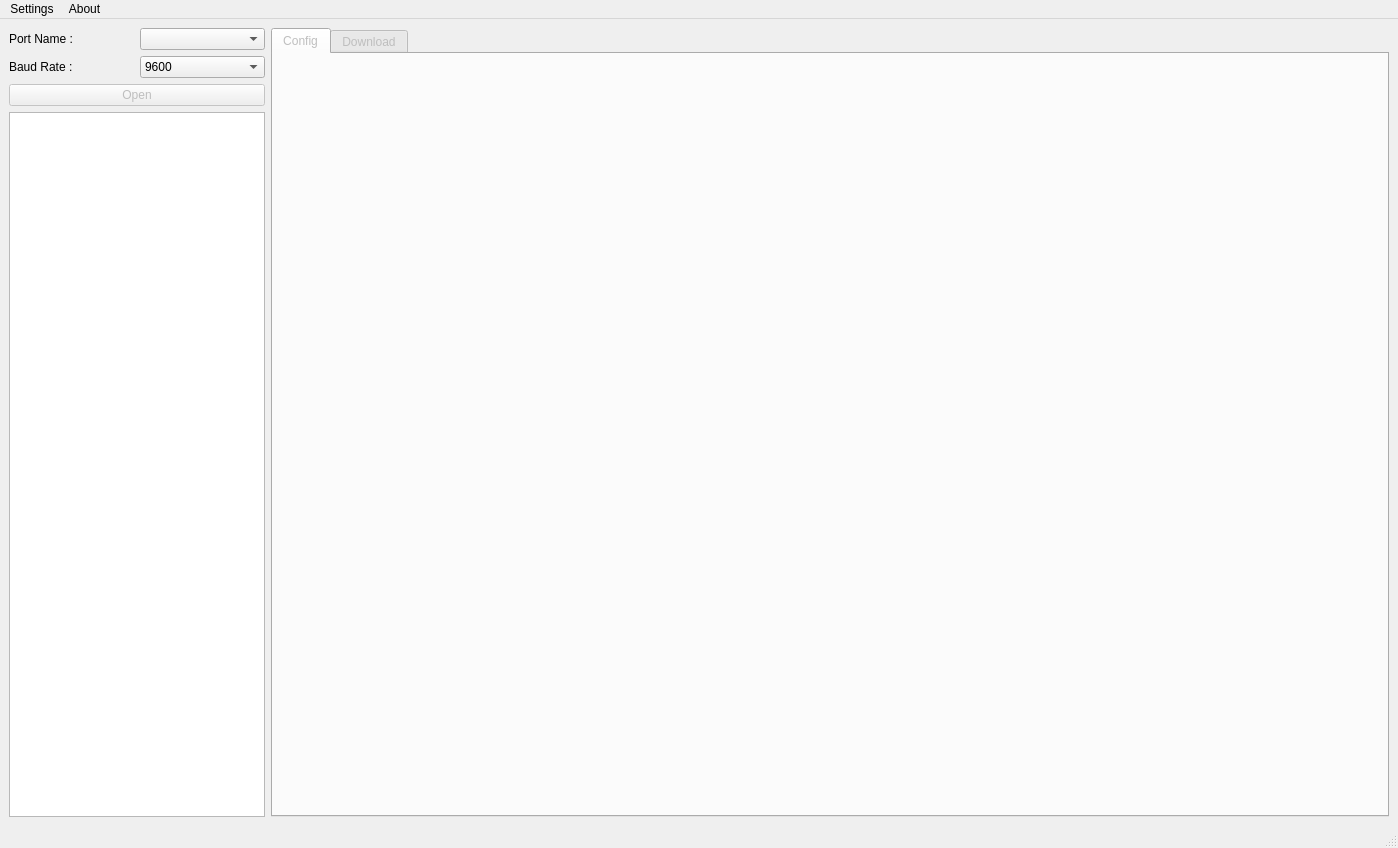
Above: mainwindow.ui from tvoffshore/Gen4_PSD_Software before the change. Below: the same form after it.
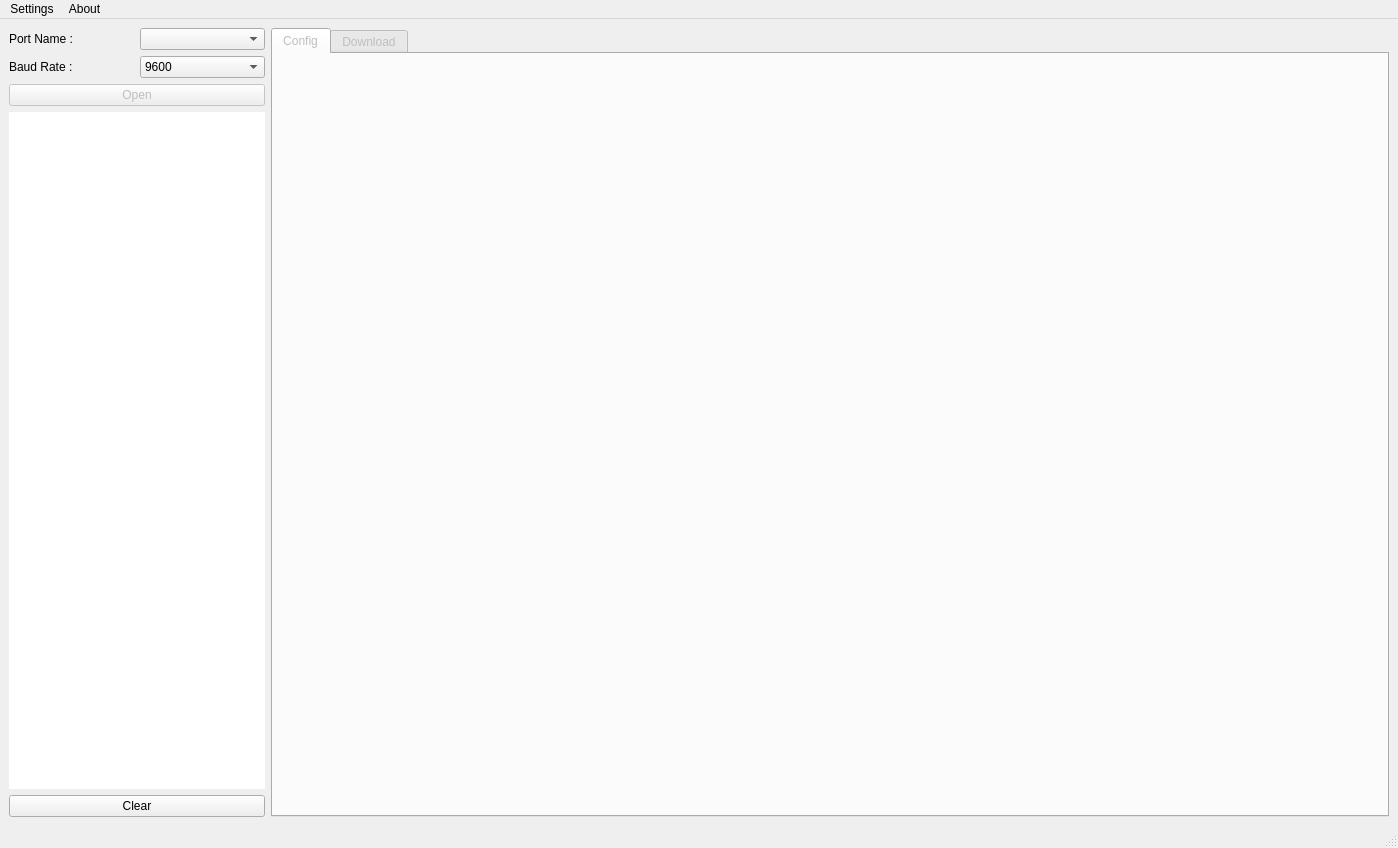
That is the form after the change.

What changed in the file:
```diff
--- a/mainwindow.ui
+++ b/mainwindow.ui
@@ -122,6 +122,19 @@
           <width>0</width>
           <height>0</height>
          </size>
+        </property>
+        <property name="frameShape">
+         <enum>QFrame::Shape::NoFrame</enum>
+        </property>
+        <property name="frameShadow">
+         <enum>QFrame::Shadow::Plain</enum>
+        </property>
+       </widget>
+      </item>
+      <item>
+       <widget class="QPushButton" name="pushButtonLogClear">
+        <property name="text">
+         <string>Clear</string>
         </property>
        </widget>
       </item>
```
Left out of the diff: 2 changed lines with no effect on the pictures.
